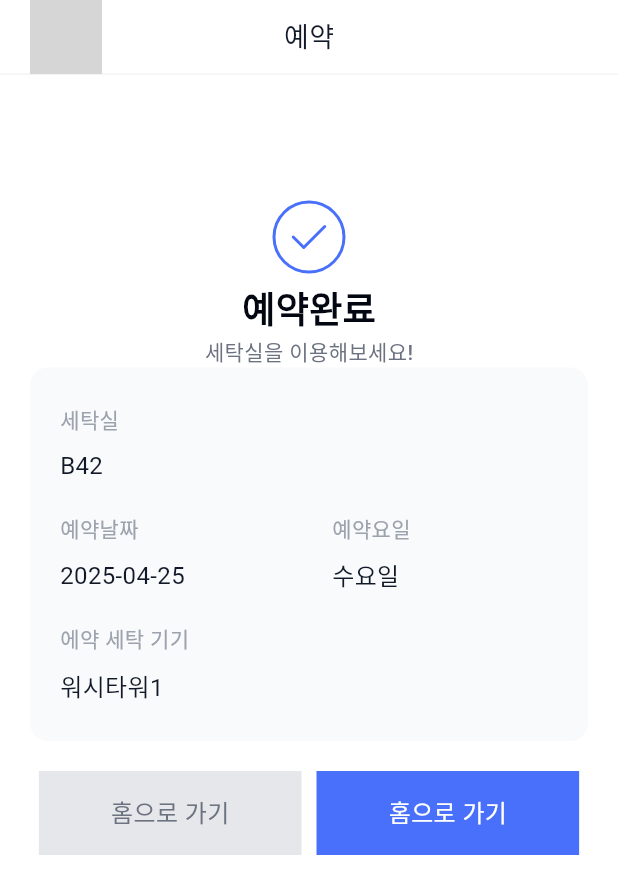
After one commit to TeamPLOY/Bubble_v2, a Flutter app: the ReservationResult screen opened directly, on a phone screen of 412 x 824 dp. The commit adds this screen. Shown: the top 894 px of the screen. Run offline on Flutter 3.47's test engine with Material 3 defaults, Android fonts, the phone set to English and light mode, and no system bars; our stand-ins replace flutter_svg, get; Roboto replaces fonts that are missing (PretendardMedium, PretendardRegular, PretendardSemiBold); grey boxes are pictures that could not be loaded.

Commit message:
feat : 에약완료페이지 퍼블리싱

```diff
--- a/lib/main.dart
+++ b/lib/main.dart
@@ -39,7 +39,8 @@ class MainApp extends StatelessWidget {
         GetPage(name: '/Terms', page: () => const TermsPage()),
         GetPage(name: '/Reservation', page: () => const ReservationPage()),
         GetPage(name: '/OnBoarding', page: () => const OnboardingPage()),
-        GetPage(name: '/Home', page: () => const HomePage())
+        GetPage(name: '/Home', page: () => const HomePage()),
+        GetPage(name: '/ReservationResult', page: () => const ReservationPage())
       ],
       debugShowCheckedModeBanner: false,
       initialRoute: '/OnBoarding',
--- a/lib/presentation/page/reservation/reservation.dart
+++ b/lib/presentation/page/reservation/reservation.dart
@@ -1,5 +1,7 @@
 import 'package:bubble_v2/app/config/app_color.dart';
 import 'package:bubble_v2/app/config/app_text_styles.dart';
+import 'package:bubble_v2/presentation/page/reservation/reservation_result.dart';
+import 'package:bubble_v2/presentation/widgets/components/button/button.dart';
 import 'package:flutter/material.dart';
 import 'package:bubble_v2/presentation/widgets/header/header.dart';
 import 'package:bubble_v2/presentation/widgets/TabBars/TabBars.dart';
@@ -112,6 +114,19 @@ class ReservationPage extends StatelessWidget {
                               );
                             },
                           ),
+                          const SizedBox(
+                            height: 20,
+                          ),
+                          GestureDetector(
+                            child: const Button(text: "예약하기"),
+                            onTap: () => {
+                              Navigator.push(
+                                  context,
+                                  MaterialPageRoute(
+                                      builder: (context) =>
+                                          const ReservationResult())),
+                            },
+                          ),
                         ],
                       ),
                     ),
--- /dev/null
+++ b/lib/presentation/page/reservation/reservation_result.dart
@@ -0,0 +1,131 @@
+import 'package:bubble_v2/presentation/page/home.dart';
+import 'package:bubble_v2/presentation/widgets/components/button/homebutton.dart';
+import 'package:bubble_v2/presentation/widgets/components/button/reservationbutton.dart';
+import 'package:flutter/material.dart';
+import 'package:bubble_v2/app/config/app_color.dart';
+import 'package:bubble_v2/app/config/app_text_styles.dart';
+import 'package:bubble_v2/presentation/widgets/header/header.dart';
+import 'package:flutter_svg/flutter_svg.dart';
+import 'package:bubble_v2/presentation/widgets/components/my/columnText.dart';
+
+class ReservationResult extends StatefulWidget {
+  const ReservationResult({super.key});
+
+  @override
+  State<ReservationResult> createState() => _ReservationResultState();
+}
+
+class _ReservationResultState extends State<ReservationResult> {
+  @override
+  Widget build(BuildContext context) {
+    return SafeArea(
+      child: Scaffold(
+        backgroundColor: AppColor.white100,
+        body: Column(
+          children: [
+            const Header(text: "예약", url: "ReservationResult"),
+            Expanded(
+              child: ListView(
+                padding: const EdgeInsets.symmetric(horizontal: 20),
+                children: [
+                  Column(
+                    children: [
+                      const SizedBox(
+                        height: 80,
+                      ),
+                      SvgPicture.asset('assets/icons/check.svg'),
+                      const SizedBox(
+                        height: 2,
+                      ),
+                      Text(
+                        "예약완료",
+                        style:
+                            AppTextStyles.S24.copyWith(color: AppColor.black),
+                      ),
+                      const SizedBox(
+                        height: 2,
+                      ),
+                      Text(
+                        "세탁실을 이용해보세요!",
+                        style:
+                            AppTextStyles.M14.copyWith(color: AppColor.gray500),
+                      ),
+                      Container(
+                        decoration: BoxDecoration(
+                          color: AppColor.gray50,
+                          borderRadius: BorderRadius.circular(12),
+                        ),
+                        child: const Padding(
+                          padding: EdgeInsets.symmetric(
+                              horizontal: 20, vertical: 24),
+                          child: Column(
+                            crossAxisAlignment: CrossAxisAlignment.start,
+                            children: [
+                              Columntext(text: 'B42', title: '세탁실'),
+                              SizedBox(height: 20),
+                              Row(
+                                mainAxisAlignment:
+                                    MainAxisAlignment.spaceBetween,
+                                children: [
+                                  Columntext(text: '2025-04-25', title: '예약날짜'),
+                                  Columntext(text: '수요일', title: '예약요일'),
+                                  SizedBox(),
+                                ],
+                              ),
+                              SizedBox(height: 20),
+                              Row(
+                                mainAxisAlignment:
+                                    MainAxisAlignment.spaceBetween,
+                                crossAxisAlignment: CrossAxisAlignment.end,
+                                children: [
+                                  Columntext(text: '워시타워1', title: '에약 세탁 기기'),
+                                ],
+                              ),
+                            ],
+                          ),
+                        ),
+                      ),
+                      const SizedBox(
+                        height: 20,
+                      ),
+                      Row(
+                        mainAxisAlignment: MainAxisAlignment.center,
+                        children: [
+                          GestureDetector(
+                              child: const Homebutton(),
+                              onTap: () {
+                                Navigator.pushReplacement(
+                                  context,
+                                  MaterialPageRoute(
+                                    builder: (context) =>
+                                        const HomePage(), // 홈화면으로 이동
+                                  ),
+                                );
+                              }),
+                          const SizedBox(
+                            width: 10,
+                          ),
+                          GestureDetector(
+                              child: const Reservationbutton(),
+                              onTap: () {
+                                Navigator.pushReplacement(
+                                  context,
+                                  MaterialPageRoute(
+                                    builder: (context) =>
+                                        const ReservationResult(),
+                                  ),
+                                );
+                              }),
+                        ],
+                      )
+                    ],
+                  ),
+                ],
+              ),
+            )
+          ],
+        ),
+      ),
+    );
+  }
+}
--- /dev/null
+++ b/lib/presentation/widgets/components/button/homebutton.dart
@@ -0,0 +1,30 @@
+import 'package:flutter/material.dart';
+import 'package:bubble_v2/app/config/app_color.dart';
+import 'package:bubble_v2/app/config/app_text_styles.dart';
+
+class Homebutton extends StatefulWidget {
+  const Homebutton({super.key});
+
+  @override
+  State<Homebutton> createState() => _HomebuttonState();
+}
+
+class _HomebuttonState extends State<Homebutton> {
+  @override
+  Widget build(BuildContext context) {
+    return Container(
+      decoration: BoxDecoration(
+        color: AppColor.gray200,
+      ),
+      child: Center(
+        child: Padding(
+          padding: const EdgeInsets.symmetric(vertical: 16, horizontal: 48),
+          child: Text(
+            "홈으로 가기",
+            style: AppTextStyles.M16.copyWith(color: AppColor.gray500),
+          ),
+        ),
+      ),
+    );
+  }
+}
--- /dev/null
+++ b/lib/presentation/widgets/components/button/reservationbutton.dart
@@ -0,0 +1,30 @@
+import 'package:flutter/material.dart';
+import 'package:bubble_v2/app/config/app_color.dart';
+import 'package:bubble_v2/app/config/app_text_styles.dart';
+
+class Reservationbutton extends StatefulWidget {
+  const Reservationbutton({super.key});
+
+  @override
+  State<Reservationbutton> createState() => _ReservationbuttonState();
+}
+
+class _ReservationbuttonState extends State<Reservationbutton> {
+  @override
+  Widget build(BuildContext context) {
+    return Container(
+      decoration: BoxDecoration(
+        color: AppColor.blue400,
+      ),
+      child: Center(
+        child: Padding(
+          padding: const EdgeInsets.symmetric(vertical: 16, horizontal: 48),
+          child: Text(
+            "홈으로 가기",
+            style: AppTextStyles.M16.copyWith(color: AppColor.white100),
+          ),
+        ),
+      ),
+    );
+  }
+}
--- a/pubspec.yaml
+++ b/pubspec.yaml
@@ -23,6 +23,7 @@ flutter:
   uses-material-design: true
   assets:
     - assets/
+    - assets/icons/
     - assets/images/
     - assets/images/footer/
     - assets/images/my/
```
Also changed, not shown: assets/icons/back.svg (renamed from assets/images/back.svg), assets/icons/check.svg (added), assets/icons/down.svg (renamed from assets/images/down.svg), assets/icons/eyes.svg (renamed from assets/images/eyes.svg), assets/icons/header_back.svg (renamed from assets/images/header_back.svg), assets/icons/open_eyes.svg (renamed from assets/images/open_eyes.svg).
